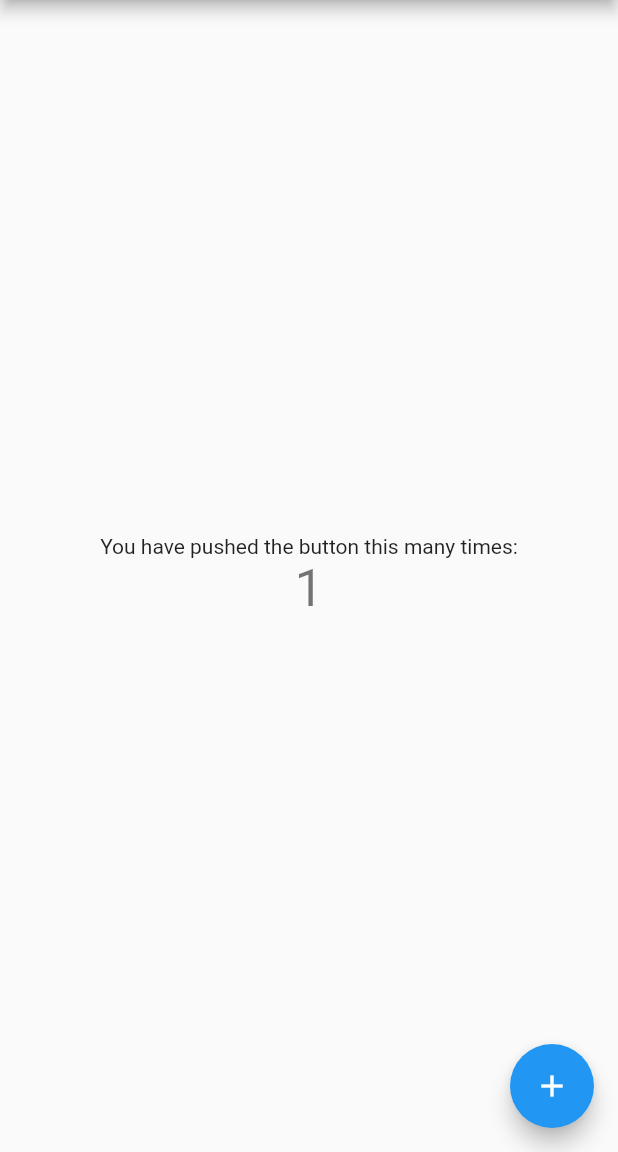
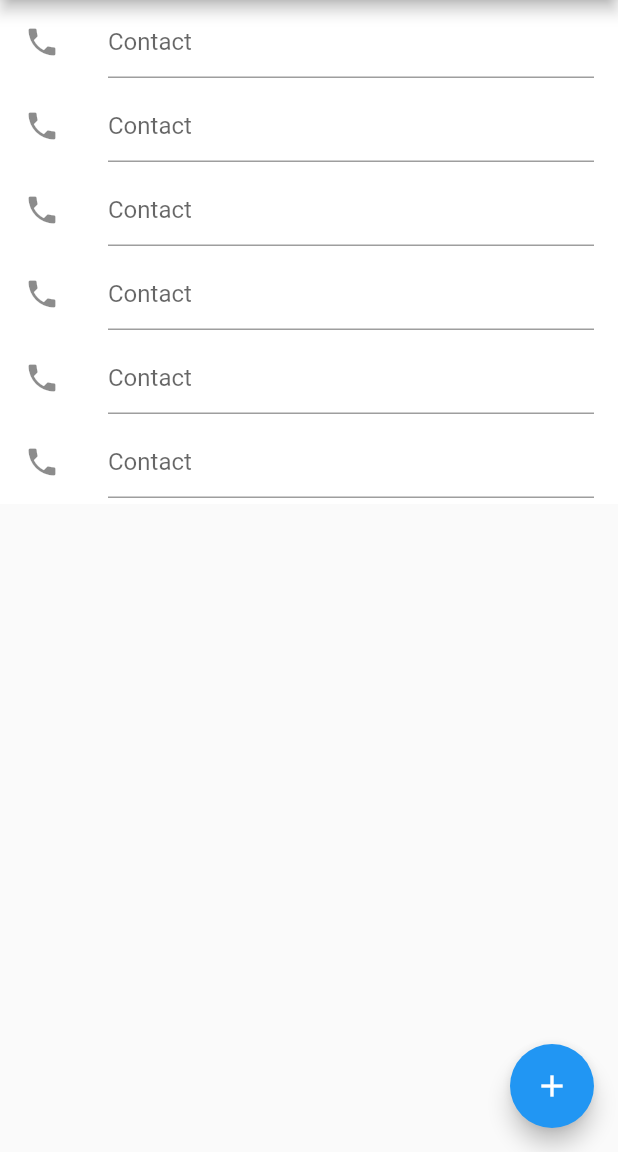
Before and after one commit to Danilo162/flutter_multi_textfield, a Flutter app: the screen it shows after launch, after a tap on the "add" icon, on a phone screen of 412 x 824 dp, the part 84-1236 px from its top. Run offline on Flutter 3.47's test engine with Material 2 defaults, Android fonts, the phone set to English and light mode, and no system bars.

Commit message:
mise a jour

```diff
--- a/lib/main.dart
+++ b/lib/main.dart
@@ -9,15 +9,6 @@ class MyApp extends StatelessWidget {
     return MaterialApp(
       title: 'Flutter Demo',
       theme: ThemeData(
-        // This is the theme of your application.
-        //
-        // Try running your application with "flutter run". You'll see the
-        // application has a blue toolbar. Then, without quitting the app, try
-        // changing the primarySwatch below to Colors.green and then invoke
-        // "hot reload" (press "r" in the console where you ran "flutter run",
-        // or simply save your changes to "hot reload" in a Flutter IDE).
-        // Notice that the counter didn't reset back to zero; the application
-        // is not restarted.
         primarySwatch: Colors.blue,
       ),
       home: MyHomePage(title: 'Flutter Demo Home Page'),
@@ -27,16 +18,6 @@ class MyApp extends StatelessWidget {
 
 class MyHomePage extends StatefulWidget {
   MyHomePage({Key key, this.title}) : super(key: key);
-
-  // This widget is the home page of your application. It is stateful, meaning
-  // that it has a State object (defined below) that contains fields that affect
-  // how it looks.
-
-  // This class is the configuration for the state. It holds the values (in this
-  // case the title) provided by the parent (in this case the App widget) and
-  // used by the build method of the State. Fields in a Widget subclass are
-  // always marked "final".
-
   final String title;
 
   @override
@@ -44,68 +25,57 @@ class MyHomePage extends StatefulWidget {
 }
 
 class _MyHomePageState extends State<MyHomePage> {
-  int _counter = 0;
-
-  void _incrementCounter() {
-    setState(() {
-      // This call to setState tells the Flutter framework that something has
-      // changed in this State, which causes it to rerun the build method below
-      // so that the display can reflect the updated values. If we changed
-      // _counter without calling setState(), then the build method would not be
-      // called again, and so nothing would appear to happen.
-      _counter++;
-    });
-  }
-
+  int count = 0;
+  List<String> litems = [];
+  final List<TextEditingController> eCtrl = new List();
+  final TextEditingController controller = new TextEditingController(text: "");
+  final List<TextEditingController> textEditingController = new List();
+  final myController = TextEditingController();
+  List<String> tempList = [];
   @override
   Widget build(BuildContext context) {
-    // This method is rerun every time setState is called, for instance as done
-    // by the _incrementCounter method above.
-    //
-    // The Flutter framework has been optimized to make rerunning build methods
-    // fast, so that you can just rebuild anything that needs updating rather
-    // than having to individually change instances of widgets.
     return Scaffold(
       appBar: AppBar(
-        // Here we take the value from the MyHomePage object that was created by
-        // the App.build method, and use it to set our appbar title.
         title: Text(widget.title),
       ),
       body: Center(
-        // Center is a layout widget. It takes a single child and positions it
-        // in the middle of the parent.
-        child: Column(
-          // Column is also layout widget. It takes a list of children and
-          // arranges them vertically. By default, it sizes itself to fit its
-          // children horizontally, and tries to be as tall as its parent.
-          //
-          // Invoke "debug painting" (press "p" in the console, choose the
-          // "Toggle Debug Paint" action from the Flutter Inspector in Android
-          // Studio, or the "Toggle Debug Paint" command in Visual Studio Code)
-          // to see the wireframe for each widget.
-          //
-          // Column has various properties to control how it sizes itself and
-          // how it positions its children. Here we use mainAxisAlignment to
-          // center the children vertically; the main axis here is the vertical
-          // axis because Columns are vertical (the cross axis would be
-          // horizontal).
-          mainAxisAlignment: MainAxisAlignment.center,
-          children: <Widget>[
-            Text(
-              'You have pushed the button this many times:',
-            ),
-            Text(
-              '$_counter',
-              style: Theme.of(context).textTheme.display1,
-            ),
-          ],
-        ),
+        child:
+        ListView.builder(
+          itemCount: 6,
+          itemBuilder: (BuildContext context, int position) {
+            return Container(
+              color: Colors.white,
+              child: ListTile(
+                leading: const Icon(Icons.phone),
+                title: new TextField(
+                  decoration: new InputDecoration(
+                    hintText: "Contact",
+                  ),
+                  keyboardType: TextInputType.multiline,
+                  maxLines: 1,
+                  onChanged: (String text){
+                    String _selected;
+                    setState((){
+                      _selected = text;
+                      tempList.add(_selected);
+                    });
+                    return tempList;
+                  },
+                ),
+
+              ),
+            );
+          },
+        )
       ),
-      floatingActionButton: FloatingActionButton(
-        onPressed: _incrementCounter,
-        tooltip: 'Increment',
-        child: Icon(Icons.add),
-      ), // This trailing comma makes auto-formatting nicer for build methods.
+    floatingActionButton: FloatingActionButton(
+    onPressed: () {
+    debugPrint('FAB clicked');
+    print(tempList.toString());
+    },
+      tooltip: 'Get all data',
+      child: Icon(Icons.add),), // This trailing comma makes auto-formatting nicer for build methods.
     );
   }
+
 }
```
